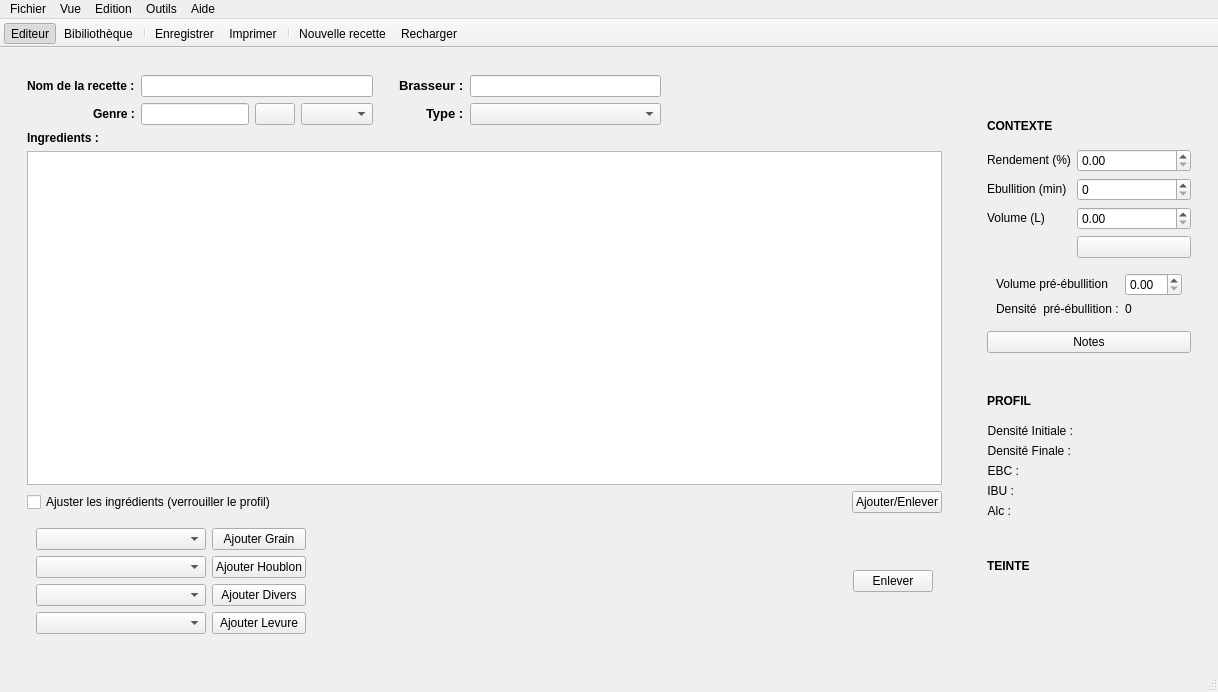
This is reader.ui in 314r/joliebulle as Qt 5 draws it before an edit. The edited form follows.
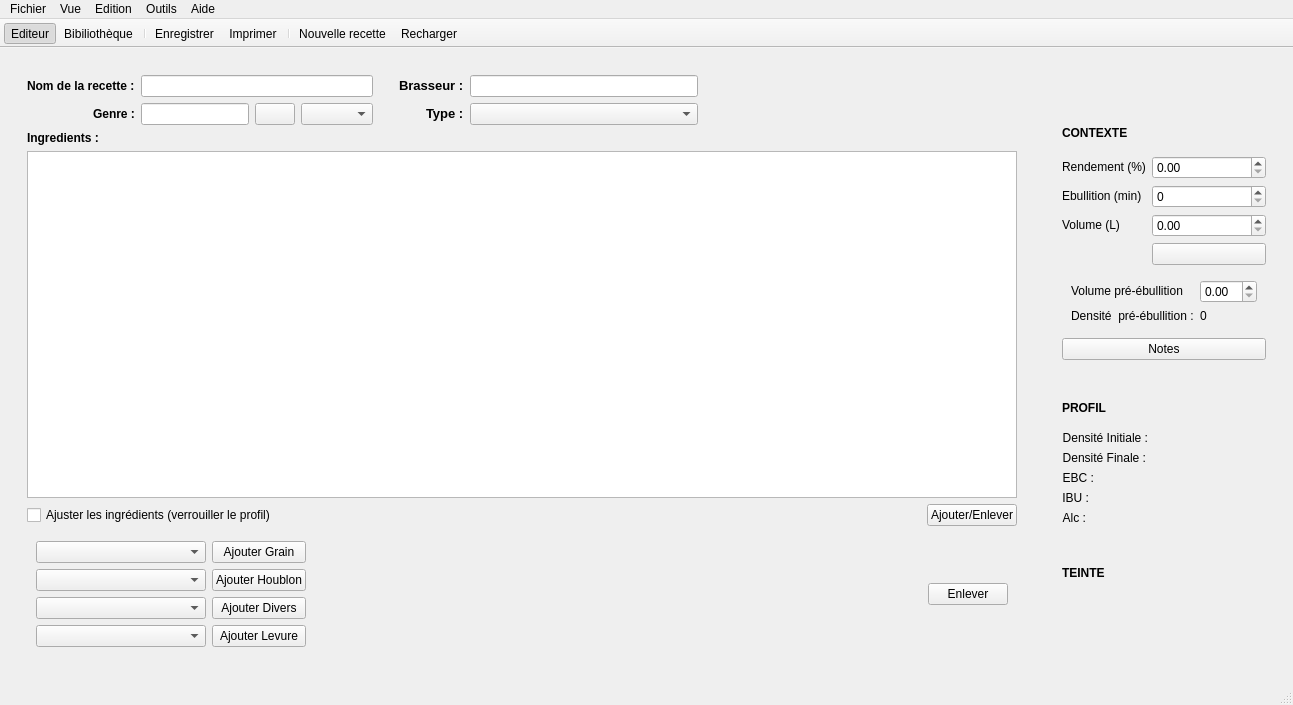
This is the edited form. Icons and pictures are not drawn.

Commit message: colonne étape

What changed in the file:
```diff
--- a/reader.ui
+++ b/reader.ui
@@ -6,8 +6,8 @@
    <rect>
     <x>0</x>
     <y>0</y>
-    <width>1218</width>
-    <height>692</height>
+    <width>1293</width>
+    <height>705</height>
    </rect>
   </property>
   <property name="windowTitle">
@@ -859,8 +859,8 @@
     <rect>
      <x>0</x>
      <y>0</y>
-     <width>1218</width>
-     <height>23</height>
+     <width>1293</width>
+     <height>25</height>
     </rect>
    </property>
    <widget class="QMenu" name="menuFichier">
```
The commit also changes 2 other files.
